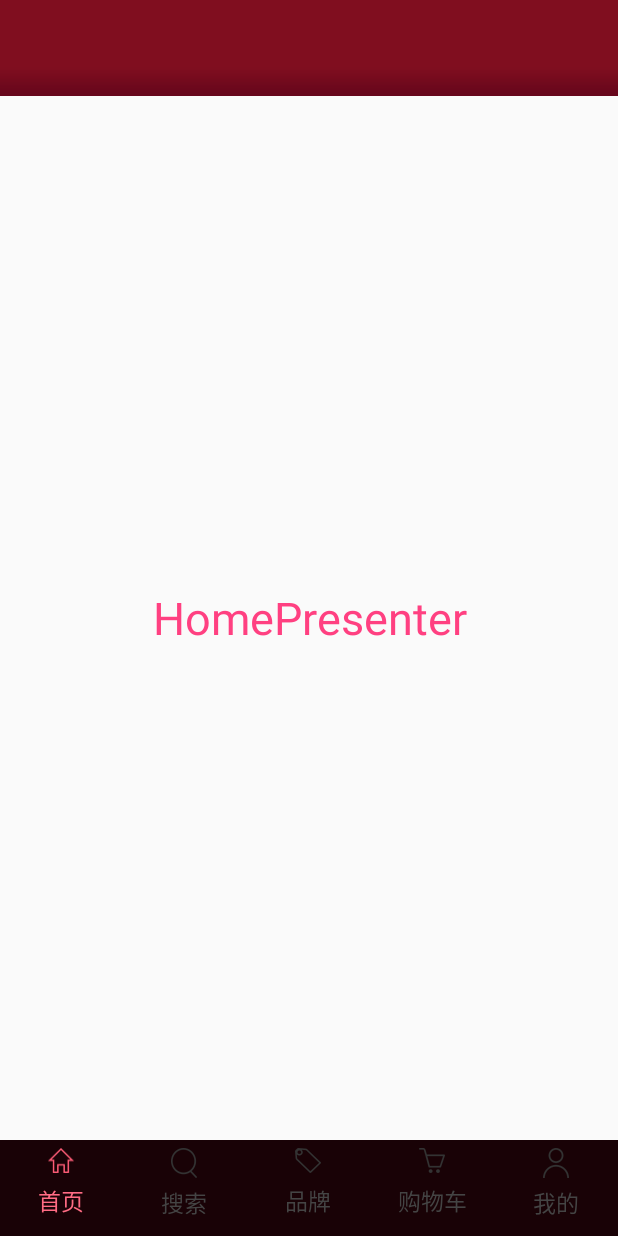
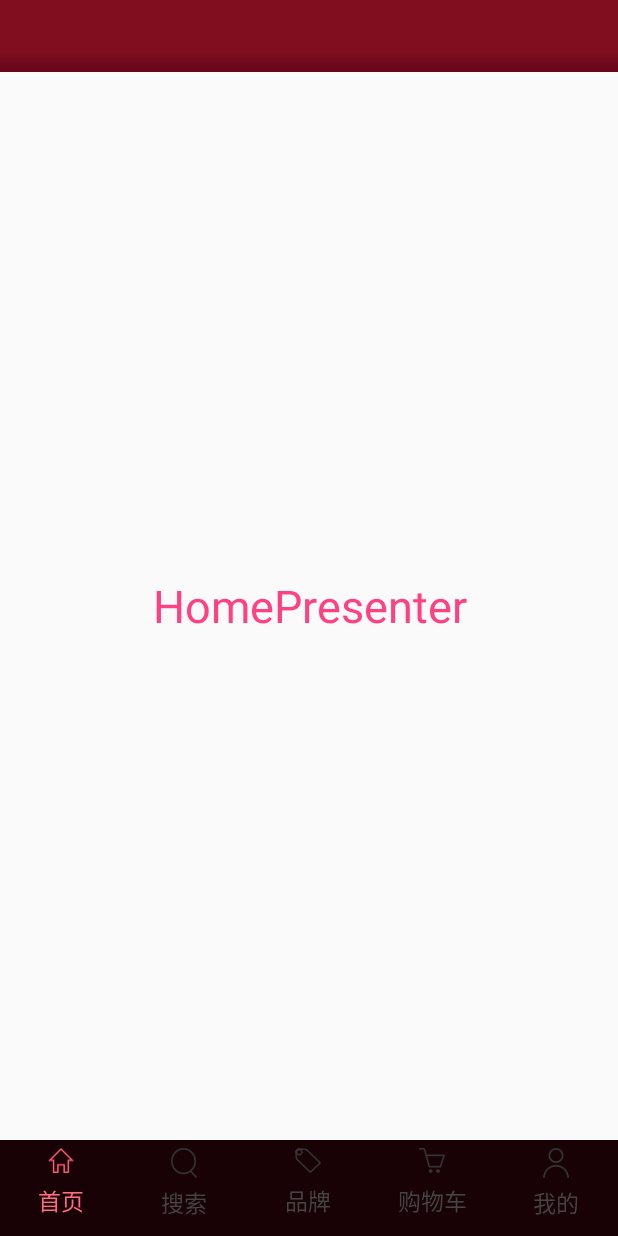
Before and after one commit to yangguoqin2016/JDMall, an Android app: the screen it shows after launch (MainActivity), on a phone screen of 412 x 824 dp. Run offline under Robolectric (Android 15) with nearby library versions, the phone set to English and light mode, and no system bars; our stand-ins replace ButterKnife.

```diff
--- a/jdmall/src/main/res/layout/daohang_bg.xml
+++ b/jdmall/src/main/res/layout/daohang_bg.xml
@@ -4,7 +4,7 @@
 	android:id="@+id/fl_daohang"
 	xmlns:android="http://schemas.android.com/apk/res/android"
 	android:layout_width="match_parent"
-	android:layout_height="wrap_content"
+	android:layout_height="48dp"
 	android:background="@mipmap/daohang_title">
 
 </FrameLayout>
```
Also changed, not shown: jdmall/src/main/java/com/onlyone/jdmall/activity/impl/MainActivity.java (+12 -0 lines).
